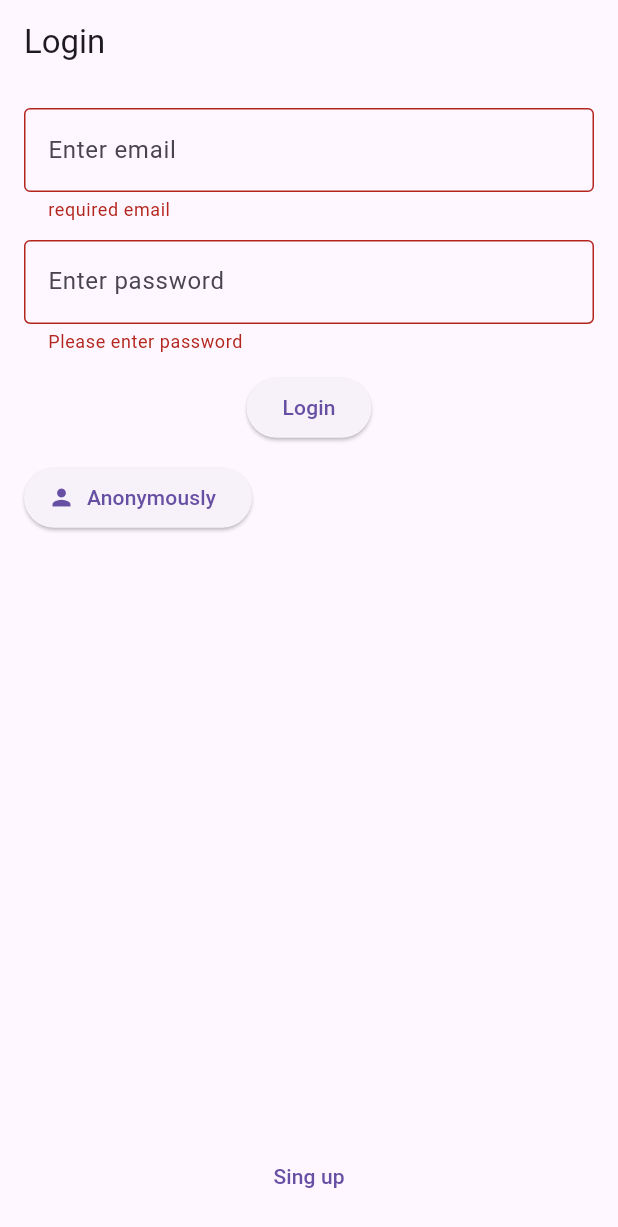
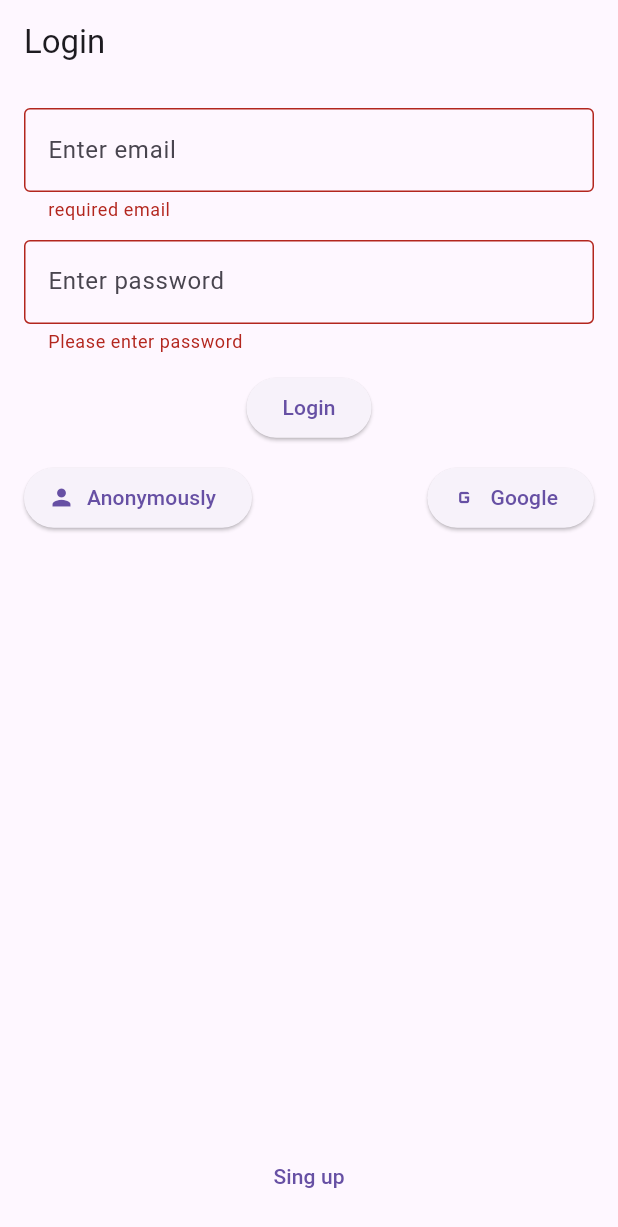
Before and after one commit to Daksh-Parekh/chat_app, a Flutter app: the screen it shows after launch, after a tap on "Login", on a phone screen of 412 x 824 dp. Shown: the top 1227 px of the screen. Run offline on Flutter 3.47's test engine with Material 3 defaults, Android fonts, the phone set to English and light mode, and no system bars; drawn by our look-alikes of toastification; our stand-ins replace firebase_auth, firebase_core, flutter_screenutil, get, google_sign_in; accounts and stored records are empty.

Commit message:
google Login

```diff
--- a/lib/screens/login_page.dart
+++ b/lib/screens/login_page.dart
@@ -66,6 +66,7 @@ class _LoginPageState extends State<LoginPage> {
               ),
               SizedBox(height: 10.h),
               Row(
+                mainAxisAlignment: MainAxisAlignment.spaceBetween,
                 children: [
                   ElevatedButton.icon(
                     onPressed: () {
@@ -73,6 +74,13 @@ class _LoginPageState extends State<LoginPage> {
                     },
                     label: Text("Anonymously"),
                     icon: Icon(Icons.person),
+                  ),
+                  ElevatedButton.icon(
+                    onPressed: () {
+                      controller.googleLogin();
+                    },
+                    label: Text("Google"),
+                    icon: Icon(Icons.g_mobiledata),
                   ),
                 ],
               ),
--- a/lib/screens/splash.dart
+++ b/lib/screens/splash.dart
@@ -1,5 +1,6 @@
 import 'dart:async';
 
+import 'package:chat_app/controller/login_controller.dart';
 import 'package:chat_app/utils/routes/app_routes.dart';
 import 'package:flutter/material.dart';
 import 'package:get/get.dart';
@@ -11,9 +12,7 @@ class SplashScreen extends StatelessWidget {
   Widget build(BuildContext context) {
     Timer(
       Duration(seconds: 3),
-      () {
-        Get.offNamed(AppRoutes.login);
-      },
+      () => Get.offNamed(AppRoutes.login),
     );
     return Scaffold(
       body: FlutterLogo(),
--- a/pubspec.yaml
+++ b/pubspec.yaml
@@ -40,6 +40,7 @@ dependencies:
   firebase_auth: ^5.4.0
   flutter_screenutil: ^5.9.3
   toastification: ^2.3.0
+  google_sign_in: ^6.2.2
 
 dev_dependencies:
   flutter_test:
```
Also changed, not shown: lib/controller/login_controller.dart (+23 -0 lines), lib/services/firebase_auth_service.dart (+19 -0 lines), pubspec.lock, 1 other file.
